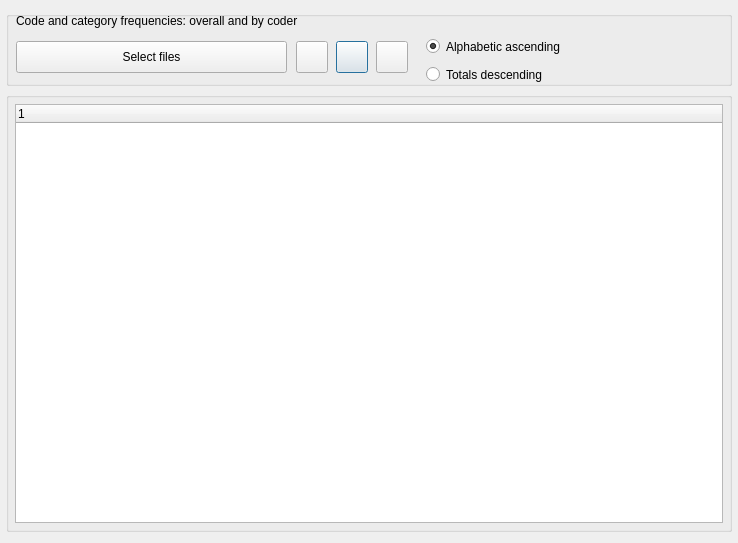
Old version of the form src/GUI_UIs/ui_dialog_report_code_frequencies.ui in the repository ccbogel/QualCoder.
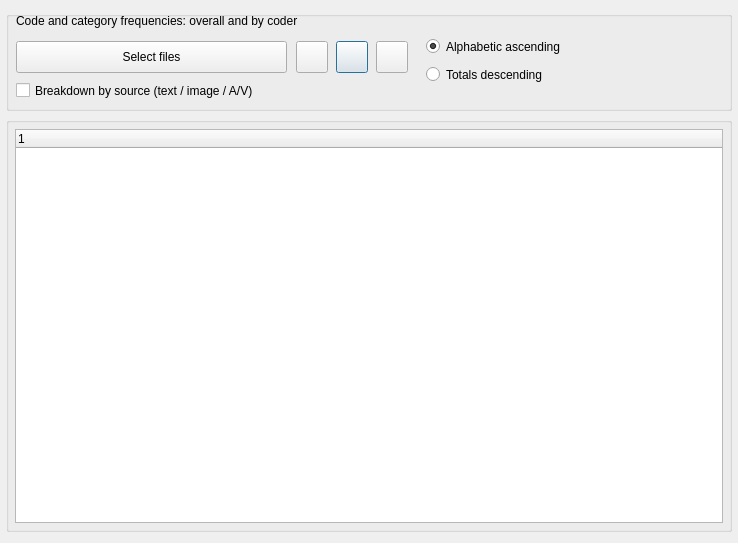
New version of the form.

The edit to the form file:
```diff
--- a/src/GUI_UIs/ui_dialog_report_code_frequencies.ui
+++ b/src/GUI_UIs/ui_dialog_report_code_frequencies.ui
@@ -28,13 +28,13 @@
      <property name="minimumSize">
       <size>
        <width>0</width>
-       <height>75</height>
+       <height>100</height>
       </size>
      </property>
      <property name="maximumSize">
       <size>
        <width>16777215</width>
-       <height>75</height>
+       <height>100</height>
       </size>
      </property>
      <property name="title">
@@ -197,6 +197,22 @@
        <string/>
       </property>
      </widget>
+     <widget class="QCheckBox" name="checkBox_source_breakdown">
+      <property name="geometry">
+       <rect>
+        <x>10</x>
+        <y>68</y>
+        <width>451</width>
+        <height>23</height>
+       </rect>
+      </property>
+      <property name="toolTip">
+       <string>Show frequencies broken down by where they were coded</string>
+      </property>
+      <property name="text">
+       <string>Breakdown by source (text / image / A/V)</string>
+      </property>
+     </widget>
     </widget>
    </item>
    <item>
```
